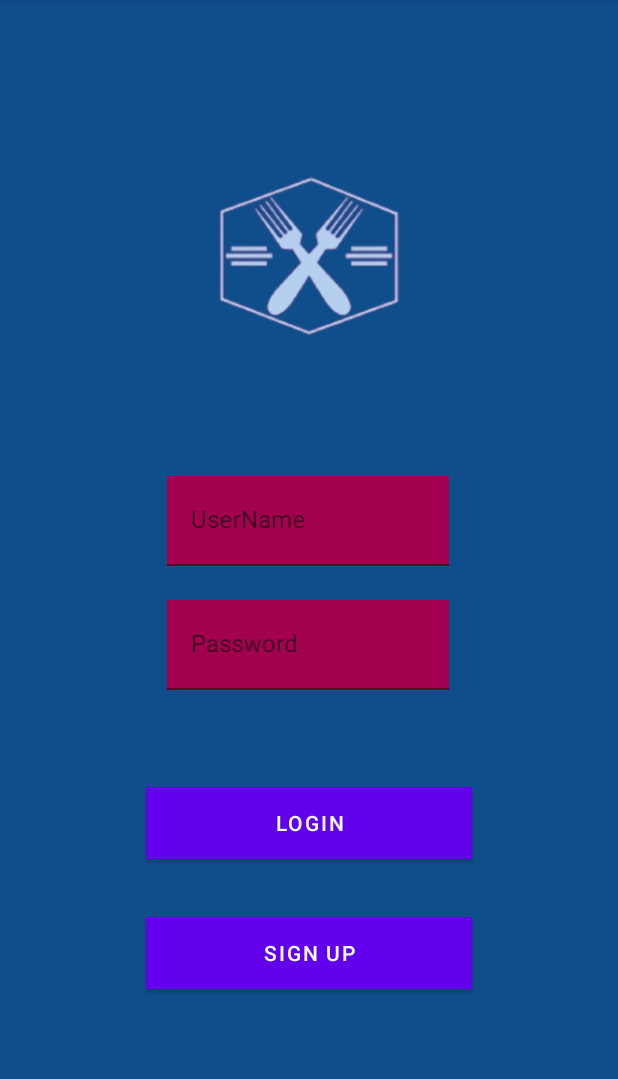
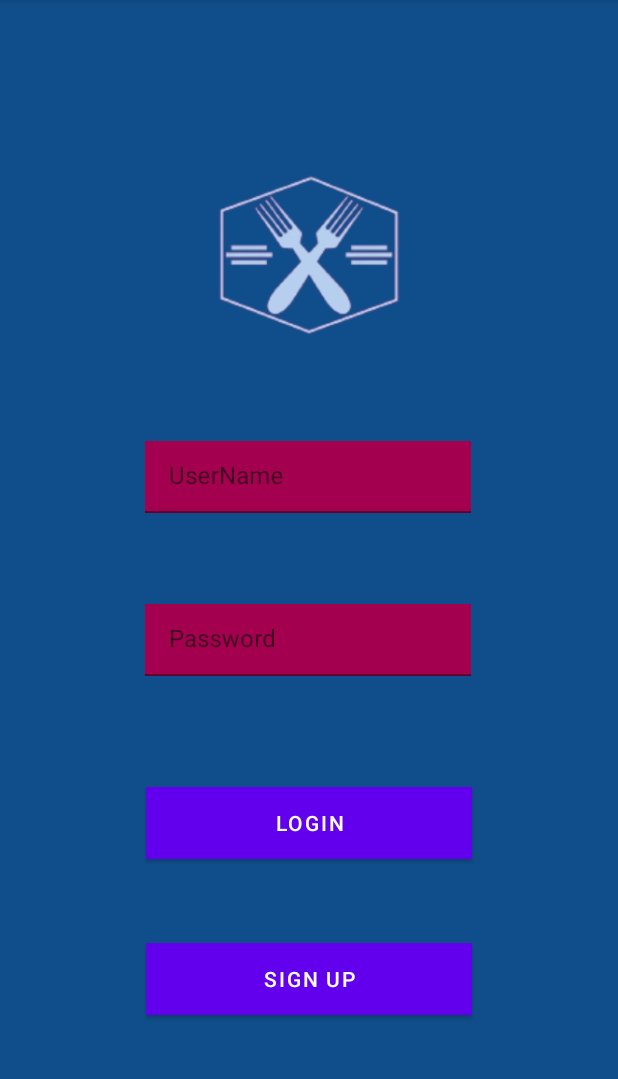
Before and after one commit to ecekaratas/Cs394-HW1, an Android app: the screen it shows after launch (MainActivity), on a phone screen of 412 x 824 dp, the part 84-1163 px from its top. Run offline under Robolectric (Android 15) with nearby library versions, the light colour scheme and no system bars; our stand-ins replace data binding.

Commit message:
margins added

```diff
--- a/app/src/main/res/layout/activity_company_detail.xml
+++ b/app/src/main/res/layout/activity_company_detail.xml
@@ -22,10 +22,10 @@
             android:layout_marginStart="24dp"
             android:layout_marginTop="30dp"
             android:layout_marginEnd="60dp"
+            android:paddingTop="24dp"
             android:text="@{company.restaurant}"
             android:textSize="40sp"
             android:textStyle="bold"
-            android:paddingTop="24dp"
             app:layout_constraintEnd_toEndOf="parent"
             app:layout_constraintStart_toStartOf="parent"
             app:layout_constraintTop_toTopOf="parent" />
@@ -36,10 +36,11 @@
             android:layout_width="wrap_content"
             android:layout_height="wrap_content"
             android:layout_marginTop="30dp"
-            android:textSize="20sp"
+            android:lineSpacingMultiplier="1.2"
+            android:paddingTop="24dp"
             android:text="@{company.menuu}"
             android:textColor="#ffffff"
-            android:paddingTop="24dp"
+            android:textSize="20sp"
             app:layout_constraintStart_toStartOf="@+id/companyRestaurantView"
             app:layout_constraintTop_toBottomOf="@+id/companyRestaurantView" />
 
@@ -49,6 +50,7 @@
             android:layout_height="wrap_content"
             android:layout_marginStart="272dp"
             android:layout_marginTop="24dp"
+            android:lineSpacingMultiplier="1.2"
             android:paddingTop="24dp"
             android:text="@{company.price}"
             android:textColor="#ffffff"
--- a/app/src/main/res/layout/fragment_loginpage.xml
+++ b/app/src/main/res/layout/fragment_loginpage.xml
@@ -23,8 +23,10 @@
 
         <com.google.android.material.textfield.TextInputLayout
             android:id="@+id/textInputLayout"
-            android:layout_width="188dp"
-            android:layout_height="60dp"
+            android:layout_width="217dp"
+            android:layout_height="48dp"
+            android:layout_marginBottom="64dp"
+
             app:hintTextColor="@color/white"
             app:layout_constraintBottom_toBottomOf="parent"
             app:layout_constraintEnd_toEndOf="parent"
@@ -34,13 +36,12 @@
             app:layout_constraintVertical_bias="0.447">
 
             <com.google.android.material.textfield.TextInputEditText
-                android:layout_width="188dp"
-                android:layout_height="60dp"
+                android:layout_width="217dp"
+                android:layout_height="48dp"
+
                 android:background="@color/purple"
                 android:hint="UserName"
-
                 android:textColorHint="@color/white" />
-
         </com.google.android.material.textfield.TextInputLayout>
 
         <Button
@@ -48,6 +49,8 @@
             android:layout_width="217dp"
             android:layout_height="48dp"
             android:layout_margin="10dp"
+            android:layout_marginTop="16dp"
+            android:layout_marginBottom="16dp"
             android:background="@color/purple"
             android:minHeight="48dp"
             android:text="Login"
@@ -62,6 +65,7 @@
             android:id="@+id/sign_up"
             android:layout_width="217dp"
             android:layout_height="48dp"
+            android:layout_marginTop="16dp"
             android:background="@color/purple"
             android:minHeight="48dp"
             android:text="Sign Up"
@@ -70,12 +74,15 @@
             app:layout_constraintEnd_toEndOf="parent"
             app:layout_constraintStart_toStartOf="parent"
             app:layout_constraintTop_toTopOf="parent"
-            app:layout_constraintVertical_bias="0.859" />
+            app:layout_constraintVertical_bias="0.881" />
 
         <com.google.android.material.textfield.TextInputLayout
             android:id="@+id/textInputLayout2"
-            android:layout_width="188dp"
-            android:layout_height="60dp"
+            android:layout_width="217dp"
+            android:layout_height="48dp"
+
+            android:layout_marginTop="32dp"
+            android:layout_marginBottom="32dp"
             android:background="@color/purple"
             app:hintTextColor="@color/white"
             app:layout_constraintBottom_toBottomOf="parent"
@@ -86,8 +93,8 @@
             app:layout_constraintVertical_bias="0.567">
 
             <com.google.android.material.textfield.TextInputEditText
-                android:layout_width="188dp"
-                android:layout_height="60dp"
+                android:layout_width="217dp"
+                android:layout_height="48dp"
                 android:background="@color/purple"
                 android:hint="Password"
 
@@ -102,8 +109,10 @@
             android:layout_height="wrap_content"
             app:layout_constraintBottom_toBottomOf="parent"
             app:layout_constraintEnd_toEndOf="parent"
+            app:layout_constraintHorizontal_bias="0.473"
             app:layout_constraintStart_toStartOf="parent"
             app:layout_constraintTop_toTopOf="parent"
+            app:layout_constraintVertical_bias="0.496"
             app:srcCompat="@drawable/whatsapp_image_2022_10_19_at_2_18_43_pm_removebg_preview" />
 
 
--- a/app/src/main/res/layout/item_layout.xml
+++ b/app/src/main/res/layout/item_layout.xml
@@ -47,7 +47,8 @@
         android:id="@+id/imageView"
         android:layout_width="87dp"
         android:layout_height="90dp"
-
+        android:layout_marginStart="4dp"
+        android:layout_marginTop="4dp"
         app:layout_constraintBottom_toBottomOf="parent"
         app:layout_constraintEnd_toStartOf="@+id/restaurantsView"
         app:layout_constraintStart_toStartOf="parent"
--- a/app/src/main/res/values/strings.xml
+++ b/app/src/main/res/values/strings.xml
@@ -19,7 +19,7 @@
     </string-array>
     <string-array name="menuu_array">
         <item>Classic Burger Menu\nBenji Burger Menu\nTruffle Burger Menu\nZinger Rock Burger Menu\nSnob Burger Menu\nBao Burger Menu\nSeasoned French Fries\nParmesan French Fries</item>
-        <item>Pesto Margherita Large\nAkdeniz Large\nCalifornia Large\nChicken BBQ Large\nChicken BBQ Large\nEge Large\nTrakya Large\nAmsterdam Large\nHawaii Large\nMiami Large\nBerlin Large\nSüper Karışık Large\nIbiza Large\nHot Slice Special Large\nnMadness Large</item>
+        <item>Pesto Margherita Large\nAkdeniz Large\nCalifornia Large\nChicken BBQ Large\nChicken BBQ Large\nEge Large\nTrakya Large\nAmsterdam Large\nHawaii Large\nMiami Large\nBerlin Large\nSüper Karışık Large\nIbiza Large\nHot Slice Special Large\nMadness Large</item>
         <item>Dağ Kekikli\nKöri Soslu\nBBQ Soslu\nTatlı Ekşi\nÇıtır Tavuk\nIzgara Tavuk\nMantar Soslu\nIzgara Köfte\nMushroom Burger\nCheddar Burger\nKlasik Burger\nChicken Burger\nPenne Arabiata\nSpaghetti Napolitan\nSpaghetti Bolonez\nFettucini Alfredo\nMac and Cheese</item>
         <item>3\'lü ET Menü\n3\'lü TAVUK Menü\n3\'lü SEBZE Menü\nDöner Dürüm\nTavuk Schnitzel\nIzgara Köfte\nMantı</item>
         <item>Kahvaltı Tabağı\nOmlet\nKaşarlı Tost\nKarışık Tost\nSimit Sandviç\nDana Jambonlu Sandviç\nBeyaz Peynirli Sandviç\nHindi Jambonlu Sandviç\nÇıtır Tavuk\nFalafel Salata\nAkdeniz Salata\nTon Balıklı Salata\nTavuk Trio\nKöfte Trio\nKıymalı Gözleme\nPatatesli Gözleme\nKaşarlı Gözleme</item>
```
